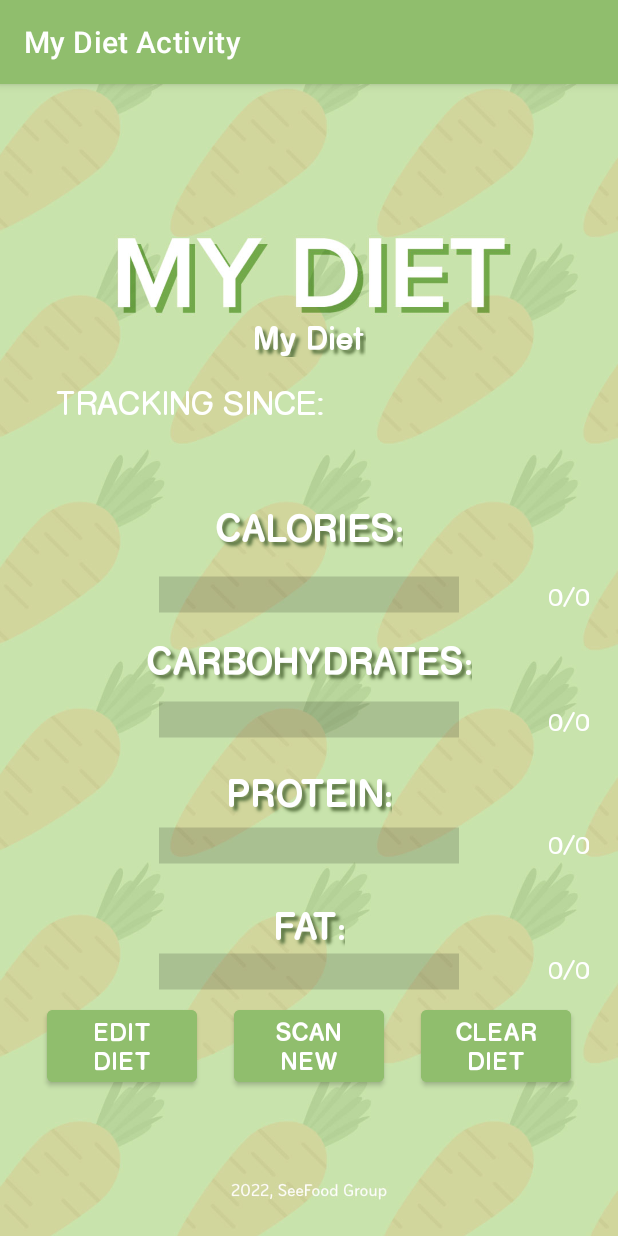
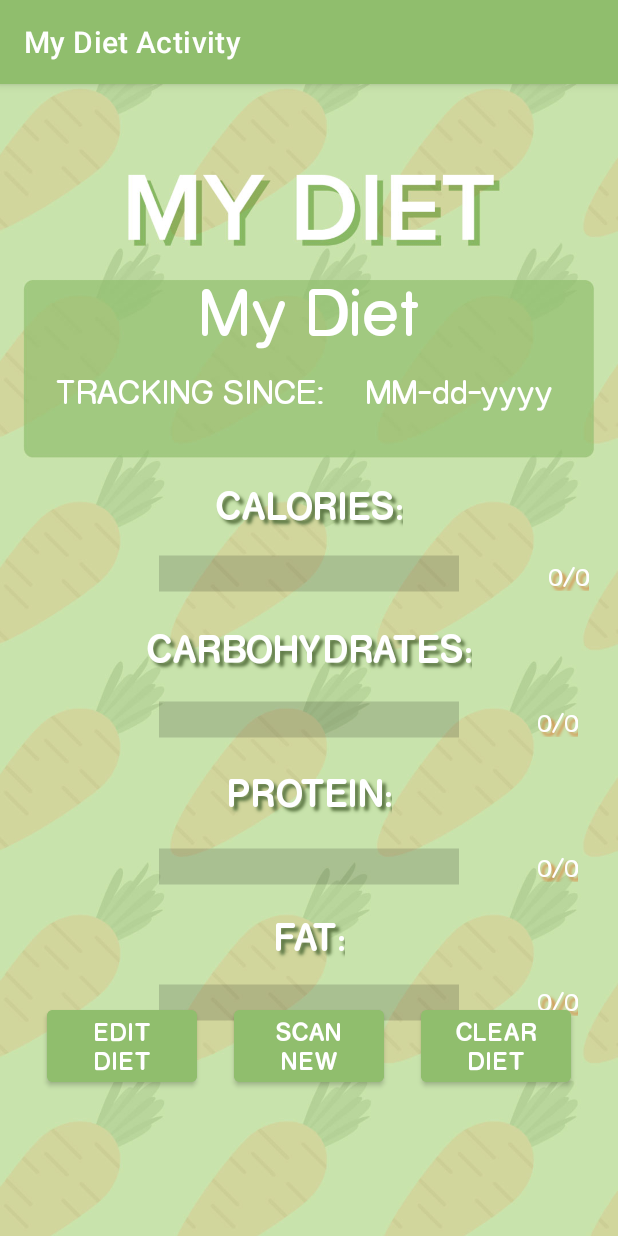
Before and after one commit to agolikov28/SeeFood, an Android app: the MyDietActivity screen opened directly, with no data from a screen before it, on a phone screen of 412 x 824 dp. Run offline under Robolectric (Android 15) with nearby library versions, the phone set to English and light mode, and no system bars; libraries missing offline, so code that uses them is left out: com.google.mlkit.vision; 8 statements that could not run were skipped.

Commit message:
finished seefood???? slay

```diff
--- a/SeeFoodApp/app/src/main/java/com/example/seefoodapp/MyDietActivity.kt
+++ b/SeeFoodApp/app/src/main/java/com/example/seefoodapp/MyDietActivity.kt
@@ -4,8 +4,10 @@
 import android.content.Context
 import android.content.Intent
 import android.content.SharedPreferences
+import android.content.res.ColorStateList
 import android.graphics.Bitmap
 import android.graphics.BitmapFactory
+import android.graphics.Color
 import android.net.Uri
 import android.os.Bundle
 import android.provider.MediaStore
@@ -18,7 +20,6 @@
 import androidx.appcompat.app.AlertDialog
 import androidx.appcompat.app.AppCompatActivity
 import com.google.android.gms.tasks.Task
-import com.google.android.material.textfield.TextInputLayout
 import com.google.mlkit.vision.common.InputImage
 import com.google.mlkit.vision.text.Text
 import com.google.mlkit.vision.text.TextRecognition
@@ -92,6 +93,8 @@
         dietName = findViewById(R.id.dietName)
         dietName.text = sharedpreferences.getString("nameOfDiet", "My Diet").toString()
 
+        dietDate = findViewById(R.id.dateText)
+        dietDate.text = sharedpreferences.getString("date", "MM-dd-yyyy").toString()
 
         startForResult = registerForActivityResult(ActivityResultContracts.StartActivityForResult())
         { result: ActivityResult ->
@@ -271,17 +274,17 @@
         fatProp.text = currFat.toString() + "/" + targetFat.toString()
         calorieProp.text = currCalories.toString() + "/" + targetCalories.toString()
 
-        if((carbPercent.text).equals("100%")){
-            carbBar.setBackgroundColor(applicationContext.resources.getColor(R.color.shadowGreen));
+        if((currCarbs/targetCarbs) >= 1){
+            carbBar.progressTintList = ColorStateList.valueOf(applicationContext.resources.getColor(R.color.shadowGreen))
         }
-        if((proteinPercent.text).equals("100%")){
-            proteinBar.setBackgroundColor(applicationContext.resources.getColor(R.color.shadowGreen));
+        if((currProtein/targetProtein) >= 1){
+            proteinBar.progressTintList = ColorStateList.valueOf(applicationContext.resources.getColor(R.color.shadowGreen))
         }
-        if((fatPercent.text).equals("100%")){
-            fatBar.setBackgroundColor(applicationContext.resources.getColor(R.color.shadowGreen));
+        if((currFat/targetFat) >= 1){
+            fatBar.progressTintList = ColorStateList.valueOf(applicationContext.resources.getColor(R.color.shadowGreen))
         }
-        if((caloriePercent.text).equals("100%")){
-            calorieBar.setBackgroundColor(applicationContext.resources.getColor(R.color.shadowGreen));
+        if((currCalories/targetCalories) >= 1){
+            calorieBar.progressTintList = ColorStateList.valueOf(applicationContext.resources.getColor(R.color.shadowGreen))
         }
 
 
--- a/SeeFoodApp/app/src/main/java/com/example/seefoodapp/NewDietActivity.kt
+++ b/SeeFoodApp/app/src/main/java/com/example/seefoodapp/NewDietActivity.kt
@@ -10,7 +10,9 @@
 import android.view.View
 import android.widget.*
 import androidx.appcompat.app.AppCompatActivity
-import java.text.SimpleDateFormat
+import java.sql.Time
+import java.time.LocalDateTime
+import java.time.format.DateTimeFormatter
 import java.util.*
 
 
@@ -26,6 +28,7 @@
 
     private lateinit var sharedpreferences: SharedPreferences
     private lateinit var mName: EditText
+    private lateinit var mDate: String
     private lateinit var mGender: Switch
     private lateinit var mAge: EditText
     private lateinit var mWeight: EditText
@@ -128,6 +131,7 @@
                 showHide(mFats)
                 showHide(mCarbs)
                 showHide(mProteins)
+                showHide(mInfoButton2)
 
                 mName.isEnabled = false
                 mGender.isEnabled = false
@@ -276,8 +280,11 @@
                 level
             )
 
+            mDate = getCurrentDate().toString()
+
             val editor = sharedpreferences.edit()
             editor.putString("nameOfDiet", mName.text.toString())
+            editor.putString("date", mDate.toString())
             editor.putInt("gender", gender)
             editor.putInt("age", mAge.text.toString().toInt())
             editor.putFloat("heightFeet", mFeet.text.toString().toDouble().toFloat())
@@ -308,15 +315,21 @@
             myDietIntent.putExtra("currProteins", 0)
             myDietIntent.putExtra("currCarbs", 0)
             myDietIntent.putExtra("currFats", 0)
-            val c: Date = Calendar.getInstance().getTime()
-            val df = SimpleDateFormat("dd-MMM-yyyy", Locale.getDefault())
-            var formattedDate: String? = df.format(c)
-            myDietIntent.putExtra("dateOfDiet", formattedDate.toString())
+            myDietIntent.putExtra("date", mDate.toString());
             startActivity(myDietIntent)
         }
     }
 
     //HELPER FUNCTIONS
+
+
+    fun getCurrentDate(): String? {
+        val time =  LocalDateTime.now()
+        val formatter = DateTimeFormatter.ofPattern("MM-dd-yyyy")
+        val formatted = time.format(formatter)
+        return (formatted.toString())
+    }
+
     fun showHide(view:View) {
         view.visibility = if (view.visibility == View.VISIBLE){
             View.INVISIBLE
--- a/SeeFoodApp/app/src/main/res/layout/my_diet_activity.xml
+++ b/SeeFoodApp/app/src/main/res/layout/my_diet_activity.xml
@@ -12,33 +12,32 @@
         android:layout_width="0dp"
         android:layout_height="0dp"
         android:scaleType="centerCrop"
-        android:src="@drawable/fullmydiet"
+        android:src="@drawable/mydiettoppart"
         app:layout_constraintBottom_toBottomOf="parent"
         app:layout_constraintEnd_toEndOf="parent"
+        app:layout_constraintHorizontal_bias="1.0"
         app:layout_constraintStart_toStartOf="parent"
         app:layout_constraintTop_toTopOf="parent"
+        app:layout_constraintVertical_bias="0.0"
         tools:ignore="MissingConstraints" />
 
     <TextView
         android:id="@+id/dietName"
         android:layout_width="wrap_content"
         android:layout_height="wrap_content"
-        android:fontFamily="@font/rocko_bold"
+        android:fontFamily="@font/rocko_normal"
         android:letterSpacing="0.03"
-        android:shadowColor="@color/shadowGreen"
-        android:shadowDx="4"
-        android:shadowDy="4"
         android:shadowRadius="2"
-        android:text=""
+        android:text="My Daily Macros"
         android:textAlignment="center"
         android:textColor="@color/white"
-        android:textSize="20sp"
+        android:textSize="40sp"
         app:layout_constraintBottom_toBottomOf="parent"
         app:layout_constraintEnd_toEndOf="parent"
         app:layout_constraintHorizontal_bias="0.5"
         app:layout_constraintStart_toStartOf="parent"
         app:layout_constraintTop_toTopOf="parent"
-        app:layout_constraintVertical_bias="0.21" />
+        app:layout_constraintVertical_bias="0.178" />
 
     <TextView
         android:id="@+id/trackingSince"
@@ -55,7 +54,7 @@
         app:layout_constraintHorizontal_bias="0.16"
         app:layout_constraintStart_toStartOf="parent"
         app:layout_constraintTop_toTopOf="parent"
-        app:layout_constraintVertical_bias="0.27" />
+        app:layout_constraintVertical_bias="0.26" />
 
     <TextView
         android:id="@+id/dateText"
@@ -72,7 +71,7 @@
         app:layout_constraintHorizontal_bias="0.85"
         app:layout_constraintStart_toStartOf="parent"
         app:layout_constraintTop_toTopOf="parent"
-        app:layout_constraintVertical_bias="0.27" />
+        app:layout_constraintVertical_bias="0.26" />
 
     <Button
         android:id="@+id/newLabelBtn"
@@ -140,7 +139,7 @@
         app:layout_constraintHorizontal_bias="0.5"
         app:layout_constraintStart_toStartOf="parent"
         app:layout_constraintTop_toTopOf="parent"
-        app:layout_constraintVertical_bias="0.44" />
+        app:layout_constraintVertical_bias="0.42" />
     <TextView
         android:id="@+id/caloriePercent"
         android:layout_width="wrap_content"
@@ -156,13 +155,17 @@
         app:layout_constraintHorizontal_bias="0.5"
         app:layout_constraintStart_toStartOf="parent"
         app:layout_constraintTop_toTopOf="parent"
-        app:layout_constraintVertical_bias="0.444"  />
+        app:layout_constraintVertical_bias="0.426"  />
     <TextView
         android:id="@+id/calorieProp"
         android:layout_width="wrap_content"
         android:layout_height="wrap_content"
         android:fontFamily="@font/rocko_normal"
         android:letterSpacing="0.03"
+        android:shadowColor="@color/darkOrange"
+        android:shadowDx="4"
+        android:shadowDy="4"
+        android:shadowRadius="2"
         android:text=""
         android:textAlignment="center"
         android:textColor="@color/white"
@@ -172,7 +175,7 @@
         app:layout_constraintHorizontal_bias="0.95"
         app:layout_constraintStart_toStartOf="parent"
         app:layout_constraintTop_toTopOf="parent"
-        app:layout_constraintVertical_bias="0.444"  />
+        app:layout_constraintVertical_bias="0.426" />
 
     <ProgressBar
         android:id="@+id/carbBar"
@@ -201,7 +204,7 @@
         app:layout_constraintHorizontal_bias="0.5"
         app:layout_constraintStart_toStartOf="parent"
         app:layout_constraintTop_toTopOf="parent"
-        app:layout_constraintVertical_bias="0.555"  />
+        app:layout_constraintVertical_bias="0.556"  />
     <TextView
         android:id="@+id/carbProp"
         android:layout_width="wrap_content"
@@ -212,12 +215,16 @@
         android:textAlignment="center"
         android:textColor="@color/white"
         android:textSize="15sp"
+        android:shadowColor="@color/darkOrange"
+        android:shadowDx="4"
+        android:shadowDy="4"
+        android:shadowRadius="2"
         app:layout_constraintBottom_toBottomOf="parent"
         app:layout_constraintEnd_toEndOf="parent"
-        app:layout_constraintHorizontal_bias="0.95"
+        app:layout_constraintHorizontal_bias="0.93"
         app:layout_constraintStart_toStartOf="parent"
         app:layout_constraintTop_toTopOf="parent"
-        app:layout_constraintVertical_bias="0.555"  />
+        app:layout_constraintVertical_bias="0.556"  />
 
 
     <ProgressBar
@@ -231,7 +238,7 @@
         app:layout_constraintHorizontal_bias="0.5"
         app:layout_constraintStart_toStartOf="parent"
         app:layout_constraintTop_toTopOf="parent"
-        app:layout_constraintVertical_bias="0.68" />
+        app:layout_constraintVertical_bias="0.70" />
     <TextView
         android:id="@+id/proteinPercent"
         android:layout_width="wrap_content"
@@ -247,7 +254,7 @@
         app:layout_constraintHorizontal_bias="0.5"
         app:layout_constraintStart_toStartOf="parent"
         app:layout_constraintTop_toTopOf="parent"
-        app:layout_constraintVertical_bias="0.665"  />
+        app:layout_constraintVertical_bias="0.685"  />
     <TextView
         android:id="@+id/proteinProp"
         android:layout_width="wrap_content"
@@ -258,12 +265,16 @@
         android:textAlignment="center"
         android:textColor="@color/white"
         android:textSize="15sp"
+        android:shadowColor="@color/darkOrange"
+        android:shadowDx="4"
+        android:shadowDy="4"
+        android:shadowRadius="2"
         app:layout_constraintBottom_toBottomOf="parent"
         app:layout_constraintEnd_toEndOf="parent"
-        app:layout_constraintHorizontal_bias="0.95"
+        app:layout_constraintHorizontal_bias="0.93"
         app:layout_constraintStart_toStartOf="parent"
         app:layout_constraintTop_toTopOf="parent"
-        app:layout_constraintVertical_bias="0.665"  />
+        app:layout_constraintVertical_bias="0.685"  />
 
     <ProgressBar
         android:id="@+id/fatBar"
@@ -276,7 +287,7 @@
         app:layout_constraintHorizontal_bias="0.5"
         app:layout_constraintStart_toStartOf="parent"
         app:layout_constraintTop_toTopOf="parent"
-        app:layout_constraintVertical_bias="0.80" />
+        app:layout_constraintVertical_bias="0.83" />
     <TextView
         android:id="@+id/fatPercent"
         android:layout_width="wrap_content"
@@ -292,7 +303,7 @@
         app:layout_constraintHorizontal_bias="0.5"
         app:layout_constraintStart_toStartOf="parent"
         app:layout_constraintTop_toTopOf="parent"
-        app:layout_constraintVertical_bias="0.776"  />
+        app:layout_constraintVertical_bias="0.804"  />
     <TextView
         android:id="@+id/fatProp"
         android:layout_width="wrap_content"
@@ -303,12 +314,16 @@
         android:textAlignment="center"
         android:textColor="@color/white"
         android:textSize="15sp"
+        android:shadowColor="@color/darkOrange"
+        android:shadowDx="4"
+        android:shadowDy="4"
+        android:shadowRadius="2"
         app:layout_constraintBottom_toBottomOf="parent"
         app:layout_constraintEnd_toEndOf="parent"
-        app:layout_constraintHorizontal_bias="0.95"
+        app:layout_constraintHorizontal_bias="0.93"
         app:layout_constraintStart_toStartOf="parent"
         app:layout_constraintTop_toTopOf="parent"
-        app:layout_constraintVertical_bias="0.776"  />
+        app:layout_constraintVertical_bias="0.804" />
 
     <TextView
         android:id="@+id/calorieText"
@@ -329,7 +344,7 @@
         app:layout_constraintHorizontal_bias="0.5"
         app:layout_constraintStart_toStartOf="parent"
         app:layout_constraintTop_toTopOf="parent"
-        app:layout_constraintVertical_bias="0.38" />
+        app:layout_constraintVertical_bias="0.36" />
 
     <TextView
         android:id="@+id/macro1Text"
@@ -350,7 +365,7 @@
         app:layout_constraintHorizontal_bias="0.5"
         app:layout_constraintStart_toStartOf="parent"
         app:layout_constraintTop_toTopOf="parent"
-        app:layout_constraintVertical_bias="0.50" />
+        app:layout_constraintVertical_bias="0.49" />
 
     <TextView
         android:id="@+id/macro2Text"
@@ -392,7 +407,7 @@
         app:layout_constraintHorizontal_bias="0.5"
         app:layout_constraintStart_toStartOf="parent"
         app:layout_constraintTop_toTopOf="parent"
-        app:layout_constraintVertical_bias="0.74" />
+        app:layout_constraintVertical_bias="0.75" />
 
 
 </androidx.constraintlayout.widget.ConstraintLayout>
--- a/SeeFoodApp/app/src/main/res/layout/new_diet_activity.xml
+++ b/SeeFoodApp/app/src/main/res/layout/new_diet_activity.xml
@@ -582,6 +582,7 @@
         android:layout_alignParentRight="true"
         android:layout_centerVertical="true"
         android:layout_margin="5dp"
+        android:visibility="invisible"
         android:adjustViewBounds="true"
         android:background="@android:color/transparent"
         android:scaleType="fitCenter"
```
Also changed, not shown: SeeFoodApp/app/src/main/res/drawable/fullmydiet.jpg (deleted), SeeFoodApp/app/src/main/res/drawable/fullnewdiet.jpg (deleted), SeeFoodApp/app/src/main/res/drawable/mydietfinal.jpg (added), SeeFoodApp/app/src/main/res/drawable/mydiettoppart.jpg (added), SeeFoodApp/app/src/main/res/drawable/newdietlongerfinal.jpg (added).
